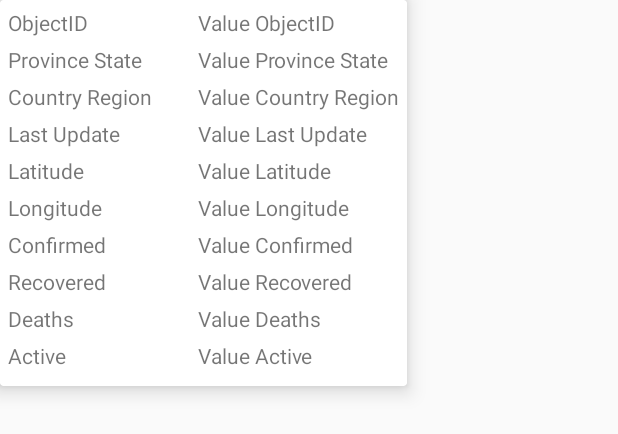
After one commit to juandiegomantilla/DevExercise, an Android app: the layout fragment_point_details.xml on its own in the app's theme, with its tools: preview values and no code run, on a phone screen of 412 x 824 dp. The commit adds this screen. Shown: the top 434 px of the screen. Run offline under Robolectric (Android 15) with nearby library versions, the light colour scheme and no system bars.

Commit message:
Map callout in MVVM - Popup window attempt 1

```diff
--- a/app/src/main/java/com/example/devexercise/ui/MapFragment.kt
+++ b/app/src/main/java/com/example/devexercise/ui/MapFragment.kt
@@ -1,17 +1,20 @@
 package com.example.devexercise.ui
 
+import android.content.Context
 import android.graphics.Color
+import android.graphics.drawable.ColorDrawable
 import android.os.Bundle
 import android.text.method.ScrollingMovementMethod
-import android.view.LayoutInflater
-import android.view.MotionEvent
-import android.view.View
-import android.view.ViewGroup
+import android.view.*
+import android.widget.PopupWindow
 import android.widget.TextView
+import androidx.core.content.ContextCompat.getSystemService
 import androidx.databinding.DataBindingUtil
 import androidx.fragment.app.Fragment
 import androidx.lifecycle.Observer
 import androidx.lifecycle.ViewModelProviders
+import androidx.recyclerview.widget.LinearLayoutManager
+import androidx.recyclerview.widget.RecyclerView
 import com.esri.arcgisruntime.data.QueryParameters
 import com.esri.arcgisruntime.data.ServiceFeatureTable
 import com.esri.arcgisruntime.geometry.Envelope
@@ -20,10 +23,13 @@ import com.esri.arcgisruntime.mapping.view.DefaultMapViewOnTouchListener
 import com.example.devexercise.R
 import com.example.devexercise.databinding.FragmentMapBinding
 import com.example.devexercise.network.ArcgisLayer
+import com.example.devexercise.util.MapPointAdapter
+import com.example.devexercise.util.PointClick
 import com.example.devexercise.viewmodel.MapViewModel
 import com.example.devexercise.viewmodel.MapViewModelFactory
 import com.google.android.material.snackbar.Snackbar
 import kotlinx.android.synthetic.main.fragment_map.*
+import kotlinx.android.synthetic.main.fragment_point_details.view.*
 import kotlin.math.roundToInt
 
 class MapFragment : Fragment() {
@@ -36,6 +42,10 @@ class MapFragment : Fragment() {
             .get(MapViewModel::class.java)
     }
 
+    private var viewModelAdapter: MapPointAdapter? = null
+
+    private var pointPopup: PopupWindow? = null
+
     override fun onCreateView(inflater: LayoutInflater, container: ViewGroup?, savedInstanceState: Bundle?): View? {
         val binding: FragmentMapBinding = DataBindingUtil.inflate(inflater, R.layout.fragment_map, container, false)
 
@@ -43,13 +53,22 @@ class MapFragment : Fragment() {
 
         binding.viewModel = viewModel
 
+        //val window = PopupWindow(context)
+        //val view = layoutInflater.inflate(R.layout.fragment_point_details, null)
+        //window.contentView = view
+        //window.showAtLocation(mapView, Gravity.CENTER, 0, 0)
+        /*val calloutContent = binding.root.findViewById<RecyclerView>(R.id.point_recycler_view).apply {
+            layoutManager = LinearLayoutManager(context)
+            adapter = viewModelAdapter
+        }*/
+
         val calloutContent = TextView(context).apply {
             setTextColor(Color.BLACK)
             isSingleLine = false
             isVerticalScrollBarEnabled = true
             scrollBarStyle = View.SCROLLBARS_INSIDE_INSET
             movementMethod = ScrollingMovementMethod()
-            setLines(13)
+            setLines(1)
         }
 
         binding.mapView.let {
@@ -76,17 +95,23 @@ class MapFragment : Fragment() {
                             while (iterator.hasNext()) {
                                 val feature = iterator.next()
                                 val attr = feature.attributes
-                                //val keys = attr.keys
-                                /*for(key in keys){
-                                    val value = attr[key]
-                                    calloutContent.append("$key|$value\n")
-                                }*/
-                                calloutContent.append("${attr["OBJECTID"]}")
+                                val pointId = attr["OBJECTID"] as Long
+                                val pointRequested = viewModel.mapDataList(pointId)
 
-                                viewModel.mapDataList(attr["OBJECTID"] as Long).observe(viewLifecycleOwner, Observer { point ->
-                                    println("Observer: "+ point)
+                                pointRequested.observe(viewLifecycleOwner, Observer { point ->
+                                    point?.apply {
+                                        viewModelAdapter?.pointDetails = point
+                                        println(point)
+                                    }
                                 })
 
+                                pointPopup = showPointDetails()
+                                pointPopup?.isOutsideTouchable = true
+                                pointPopup?.isFocusable = true
+                                pointPopup?.setBackgroundDrawable(ColorDrawable(Color.TRANSPARENT))
+                                pointPopup?.showAtLocation(it, Gravity.CENTER, 0, 0)
+
+                                calloutContent.text = pointId.toString()
                                 counter++
                                 it.callout.apply {
                                     location = tappedPoint
@@ -95,7 +120,8 @@ class MapFragment : Fragment() {
                                 }
                             }
                         } catch (e: Exception) {
-                            Snackbar.make(activity!!.findViewById(android.R.id.content), "Select feature failed: " + e.message, Snackbar.LENGTH_LONG).show()
+                            println(e)
+                            Snackbar.make(activity!!.findViewById(android.R.id.content), "Select map point failed: " + e.message, Snackbar.LENGTH_LONG).show()
                         }
                     }
                     return super.onSingleTapConfirmed(motionEvent)
@@ -104,6 +130,16 @@ class MapFragment : Fragment() {
         }
 
         return binding.root
+    }
+
+    private fun showPointDetails(): PopupWindow{
+        viewModelAdapter = MapPointAdapter(PointClick{/*HOLAAA*/})
+        val inflater = layoutInflater.inflate(R.layout.fragment_point_details, null, false)
+        val recyclerView = inflater.findViewById<RecyclerView>(R.id.point_recycler_view)
+        //if(recyclerView.parent != null) recyclerView.removeView(recyclerView)
+        recyclerView.adapter = viewModelAdapter
+        recyclerView.layoutManager = LinearLayoutManager(context)
+        return PopupWindow(view, ViewGroup.LayoutParams.WRAP_CONTENT, ViewGroup.LayoutParams.WRAP_CONTENT)
     }
 
     override fun onPause() {
--- /dev/null
+++ b/app/src/main/java/com/example/devexercise/util/MapPointAdapter.kt
@@ -0,0 +1,40 @@
+package com.example.devexercise.util
+
+import android.content.Context
+import android.view.LayoutInflater
+import android.view.ViewGroup
+import androidx.databinding.DataBindingUtil
+import androidx.recyclerview.widget.RecyclerView
+import com.example.devexercise.databinding.ListDetailsPointMapBinding
+import com.example.devexercise.repository.MapPointModel
+
+class MapPointAdapter(val onClickListener: PointClick): RecyclerView.Adapter<MapPointViewHolder>(){
+
+    var pointDetails: List<MapPointModel> = emptyList()
+        set(value){
+            field = value
+            notifyDataSetChanged()
+        }
+
+    override fun onCreateViewHolder(parent: ViewGroup, viewType: Int): MapPointViewHolder {
+        val withDatabinding: ListDetailsPointMapBinding = DataBindingUtil.inflate(
+            LayoutInflater.from(parent.context),
+            MapPointViewHolder.LAYOUT,
+            parent,
+            false)
+        return MapPointViewHolder(withDatabinding)
+    }
+
+    override fun getItemCount() = pointDetails.size
+
+    override fun onBindViewHolder(holder: MapPointViewHolder, position: Int) {
+        holder.viewDataBinding.also{
+            it.point = pointDetails[position]
+        }
+        val mapPointinfo = pointDetails.get(position)
+        holder.itemView.setOnClickListener {
+            onClickListener.onClick(mapPointinfo)
+        }
+
+    }
+}
--- /dev/null
+++ b/app/src/main/java/com/example/devexercise/util/MapPointViewHolder.kt
@@ -0,0 +1,13 @@
+package com.example.devexercise.util
+
+import androidx.annotation.LayoutRes
+import androidx.recyclerview.widget.RecyclerView
+import com.example.devexercise.R
+import com.example.devexercise.databinding.ListDetailsPointMapBinding
+
+class MapPointViewHolder(val viewDataBinding: ListDetailsPointMapBinding): RecyclerView.ViewHolder(viewDataBinding.root){
+    companion object {
+        @LayoutRes
+        val LAYOUT = R.layout.list_item_cases_country
+    }
+}
--- /dev/null
+++ b/app/src/main/java/com/example/devexercise/util/PointClick.kt
@@ -0,0 +1,8 @@
+package com.example.devexercise.util
+
+import android.view.View
+import com.example.devexercise.repository.MapPointModel
+
+class PointClick(val clickListener: (MapPointModel) -> Unit){
+    fun onClick(point: MapPointModel) = clickListener(point)
+}
--- /dev/null
+++ b/app/src/main/res/layout/fragment_point_details.xml
@@ -0,0 +1,21 @@
+<?xml version="1.0" encoding="utf-8"?>
+<androidx.cardview.widget.CardView
+    xmlns:android="http://schemas.android.com/apk/res/android"
+    xmlns:app="http://schemas.android.com/apk/res-auto"
+    android:layout_width="wrap_content"
+    android:layout_height="wrap_content"
+    xmlns:tools="http://schemas.android.com/tools"
+    app:cardElevation="8dp">
+
+    <androidx.recyclerview.widget.RecyclerView
+        android:id="@+id/point_recycler_view"
+        android:layout_width="wrap_content"
+        android:layout_height="wrap_content"
+        app:layout_constraintEnd_toEndOf="parent"
+        app:layout_constraintStart_toStartOf="parent"
+        app:layout_constraintTop_toTopOf="parent"
+        tools:itemCount="1"
+        tools:listitem="@layout/list_details_point_map" />
+
+
+</androidx.cardview.widget.CardView>
--- /dev/null
+++ b/app/src/main/res/layout/list_details_point_map.xml
@@ -0,0 +1,246 @@
+<?xml version="1.0" encoding="utf-8"?>
+<layout
+    xmlns:android="http://schemas.android.com/apk/res/android"
+    xmlns:app="http://schemas.android.com/apk/res-auto"
+    xmlns:tools="http://schemas.android.com/tools">
+
+    <data>
+        <variable
+            name="point"
+            type="com.example.devexercise.repository.MapPointModel" />
+    </data>
+
+    <androidx.cardview.widget.CardView
+        android:id="@+id/cardview"
+        android:layout_width="wrap_content"
+        android:layout_height="wrap_content">
+
+        <androidx.constraintlayout.widget.ConstraintLayout
+            android:layout_width="match_parent"
+            android:layout_height="wrap_content"
+            android:padding="5dp">
+
+            <TextView
+                android:id="@+id/objectid"
+                android:layout_width="match_parent"
+                android:layout_height="match_parent"
+                android:paddingBottom="5dp"
+                android:text="ObjectID"
+                app:layout_constraintStart_toStartOf="parent"
+                app:layout_constraintTop_toTopOf="parent"
+                tools:text="ObjectID" />
+
+            <TextView
+                android:id="@+id/value_objectid"
+                android:layout_width="match_parent"
+                android:layout_height="match_parent"
+                android:layout_marginStart="30dp"
+                android:paddingBottom="5dp"
+                android:text="@{point.OBJECTID}"
+                app:layout_constraintEnd_toEndOf="parent"
+                app:layout_constraintStart_toEndOf="@+id/objectid"
+                app:layout_constraintTop_toTopOf="parent"
+                tools:text="Value ObjectID" />
+
+            <TextView
+                android:id="@+id/province_state"
+                android:layout_width="match_parent"
+                android:layout_height="match_parent"
+                android:paddingBottom="5dp"
+                android:text="Province State"
+                app:layout_constraintStart_toStartOf="parent"
+                app:layout_constraintTop_toBottomOf="@+id/objectid"
+                tools:text="Province State" />
+
+            <TextView
+                android:id="@+id/value_province_state"
+                android:layout_width="match_parent"
+                android:layout_height="match_parent"
+                android:layout_marginStart="30dp"
+                android:paddingBottom="5dp"
+                android:text="@{point.province_State}"
+                app:layout_constraintEnd_toEndOf="parent"
+                app:layout_constraintStart_toEndOf="@+id/province_state"
+                app:layout_constraintTop_toBottomOf="@+id/value_objectid"
+                tools:text="Value Province State" />
+
+            <TextView
+                android:id="@+id/country_region"
+                android:layout_width="match_parent"
+                android:layout_height="match_parent"
+                android:paddingBottom="5dp"
+                android:text="Country Region"
+                app:layout_constraintStart_toStartOf="parent"
+                app:layout_constraintTop_toBottomOf="@+id/province_state"
+                tools:text="Country Region" />
+
+            <TextView
+                android:id="@+id/value_country_region"
+                android:layout_width="match_parent"
+                android:layout_height="match_parent"
+                android:layout_marginStart="30dp"
+                android:paddingBottom="5dp"
+                android:text="@{point.country_Region}"
+                app:layout_constraintEnd_toEndOf="parent"
+                app:layout_constraintStart_toEndOf="@+id/country_region"
+                app:layout_constraintTop_toBottomOf="@+id/value_province_state"
+                tools:text="Value Country Region" />
+
+            <TextView
+                android:id="@+id/last_update"
+                android:layout_width="match_parent"
+                android:layout_height="match_parent"
+                android:paddingBottom="5dp"
+                android:text="Last Update"
+                app:layout_constraintStart_toStartOf="parent"
+                app:layout_constraintTop_toBottomOf="@+id/country_region"
+                tools:text="Last Update" />
+
+            <TextView
+                android:id="@+id/value_last_update"
+                android:layout_width="match_parent"
+                android:layout_height="match_parent"
+                android:layout_marginStart="30dp"
+                android:paddingBottom="5dp"
+                android:text="@{point.last_Update}"
+                app:layout_constraintEnd_toEndOf="parent"
+                app:layout_constraintStart_toEndOf="@+id/last_update"
+                app:layout_constraintTop_toBottomOf="@+id/value_country_region"
+                tools:text="Value Last Update" />
+
+            <TextView
+                android:id="@+id/latitude"
+                android:layout_width="match_parent"
+                android:layout_height="match_parent"
+                android:paddingBottom="5dp"
+                android:text="Latitude"
+                app:layout_constraintStart_toStartOf="parent"
+                app:layout_constraintTop_toBottomOf="@+id/last_update"
+                tools:text="Latitude" />
+
+            <TextView
+                android:id="@+id/value_lat"
+                android:layout_width="match_parent"
+                android:layout_height="match_parent"
+                android:layout_marginStart="30dp"
+                android:paddingBottom="5dp"
+                android:text="@{point.lat.toString()}"
+                app:layout_constraintEnd_toEndOf="parent"
+                app:layout_constraintStart_toEndOf="@+id/latitude"
+                app:layout_constraintTop_toBottomOf="@+id/value_last_update"
+                tools:text="Value Latitude" />
+
+            <TextView
+                android:id="@+id/longitude"
+                android:layout_width="match_parent"
+                android:layout_height="match_parent"
+                android:paddingBottom="5dp"
+                android:text="Longitude"
+                app:layout_constraintStart_toStartOf="parent"
+                app:layout_constraintTop_toBottomOf="@+id/latitude"
+                tools:text="Longitude" />
+
+            <TextView
+                android:id="@+id/value_long_"
+                android:layout_width="match_parent"
+                android:layout_height="match_parent"
+                android:layout_marginStart="30dp"
+                android:paddingBottom="5dp"
+                android:text="@{point.long_.toString()}"
+                app:layout_constraintEnd_toEndOf="parent"
+                app:layout_constraintStart_toEndOf="@+id/longitude"
+                app:layout_constraintTop_toBottomOf="@+id/value_lat"
+                tools:text="Value Longitude" />
+
+            <TextView
+                android:id="@+id/confirmed"
+                android:layout_width="match_parent"
+                android:layout_height="match_parent"
+                android:paddingBottom="5dp"
+                android:text="Confirmed"
+                app:layout_constraintStart_toStartOf="parent"
+                app:layout_constraintTop_toBottomOf="@+id/longitude"
+                tools:text="Confirmed" />
+
+            <TextView
+                android:id="@+id/value_confirmed"
+                android:layout_width="match_parent"
+                android:layout_height="match_parent"
+                android:layout_marginStart="30dp"
+                android:paddingBottom="5dp"
+                android:text="@{point.confirmed}"
+                app:layout_constraintEnd_toEndOf="parent"
+                app:layout_constraintStart_toEndOf="@+id/confirmed"
+                app:layout_constraintTop_toBottomOf="@+id/value_long_"
+                tools:text="Value Confirmed" />
+
+            <TextView
+                android:id="@+id/recovered"
+                android:layout_width="match_parent"
+                android:layout_height="match_parent"
+                android:paddingBottom="5dp"
+                android:text="Recovered"
+                app:layout_constraintStart_toStartOf="parent"
+                app:layout_constraintTop_toBottomOf="@+id/confirmed"
+                tools:text="Recovered" />
+
+            <TextView
+                android:id="@+id/value_recovered"
+                android:layout_width="match_parent"
+                android:layout_height="match_parent"
+                android:layout_marginStart="30dp"
+                android:paddingBottom="5dp"
+                android:text="@{point.recovered}"
+                app:layout_constraintEnd_toEndOf="parent"
+                app:layout_constraintStart_toEndOf="@+id/recovered"
+                app:layout_constraintTop_toBottomOf="@+id/value_confirmed"
+                tools:text="Value Recovered" />
+
+            <TextView
+                android:id="@+id/deaths"
+                android:layout_width="match_parent"
+                android:layout_height="match_parent"
+                android:paddingBottom="5dp"
+                android:text="Deaths"
+                app:layout_constraintStart_toStartOf="parent"
+                app:layout_constraintTop_toBottomOf="@+id/recovered"
+                tools:text="Deaths" />
+
+            <TextView
+                android:id="@+id/value_deaths"
+                android:layout_width="match_parent"
+                android:layout_height="match_parent"
+                android:layout_marginStart="30dp"
+                android:paddingBottom="5dp"
+                android:text="@{point.deaths}"
+                app:layout_constraintEnd_toEndOf="parent"
+                app:layout_constraintStart_toEndOf="@+id/deaths"
+                app:layout_constraintTop_toBottomOf="@+id/value_recovered"
+                tools:text="Value Deaths" />
+
+            <TextView
+                android:id="@+id/active"
+                android:layout_width="match_parent"
+                android:layout_height="match_parent"
+                android:paddingBottom="5dp"
+                android:text="Active"
+                app:layout_constraintStart_toStartOf="parent"
+                app:layout_constraintTop_toBottomOf="@+id/deaths"
+                tools:text="Active" />
+
+            <TextView
+                android:id="@+id/value_active"
+                android:layout_width="match_parent"
+                android:layout_height="match_parent"
+                android:layout_marginStart="30dp"
+                android:paddingBottom="5dp"
+                android:text="@{point.active}"
+                app:layout_constraintEnd_toEndOf="parent"
+                app:layout_constraintStart_toEndOf="@+id/active"
+                app:layout_constraintTop_toBottomOf="@+id/value_deaths"
+                tools:text="Value Active" />
+
+        </androidx.constraintlayout.widget.ConstraintLayout>
+
+    </androidx.cardview.widget.CardView>
+</layout>
```
